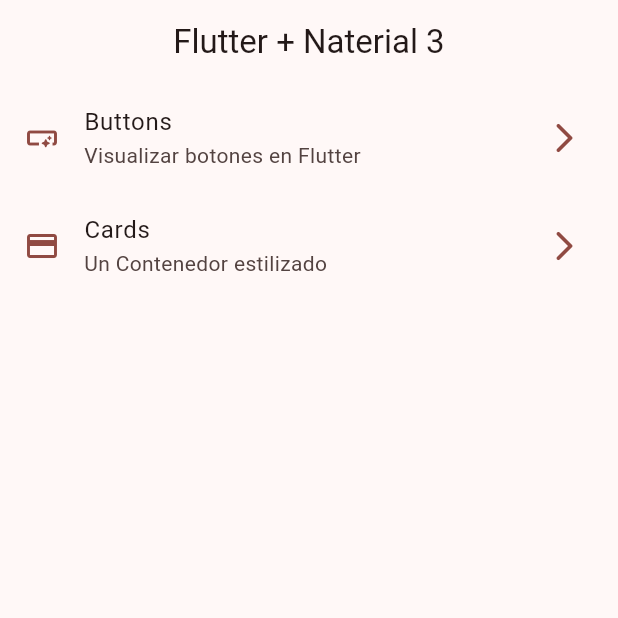
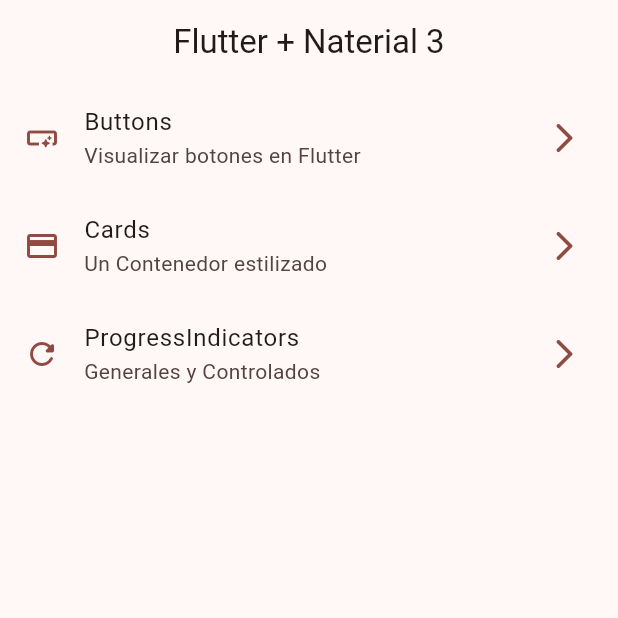
Before and after one commit to Artag-Chris/widgetapp, a Flutter app: the screen it shows after launch, on a phone screen of 412 x 824 dp, the top half of it. Run offline on Flutter 3.47's test engine with Material 3 defaults, Android fonts, the phone set to English and light mode, and no system bars; our stand-ins replace go_router.

Commit message:
Progress Indicators

```diff
--- a/lib/config/theme/menu/menu_items.dart
+++ b/lib/config/menu/menu_items.dart
@@ -27,6 +27,9 @@ MenuItem(title: "Buttons",
  link: "/Cards",
  icon: Icons.credit_card),
 
-
+ MenuItem(title: "ProgressIndicators",
+ subtitle: "Generales y Controlados",
+ link: "/progress",
+ icon: Icons.refresh_rounded),
 
 ];
--- a/lib/config/router/app_router.dart
+++ b/lib/config/router/app_router.dart
@@ -24,5 +24,11 @@ final appRouter = GoRouter(
       name: CardsScreen.name,
       builder: (context, state) => const CardsScreen(),
     ),
+
+    GoRoute(
+      path: '/progress',
+      name: ProgressScreen.name,
+      builder: (context, state) => const ProgressScreen(),
+    ),
   ],
 );
--- a/lib/presentation/screens/home/home_screen.dart
+++ b/lib/presentation/screens/home/home_screen.dart
@@ -1,6 +1,6 @@
 import 'package:flutter/material.dart';
 import 'package:go_router/go_router.dart';
-import 'package:widgetapp/config/theme/menu/menu_items.dart';
+import 'package:widgetapp/config/menu/menu_items.dart';
 //import 'package:widgetapp/presentation/screens/buttons/buttons_screen.dart';
 
 class HomeScreen extends StatelessWidget {
```
Also changed, not shown: lib/presentation/screens/progress/progres_screen.dart (+69 -6 lines).
